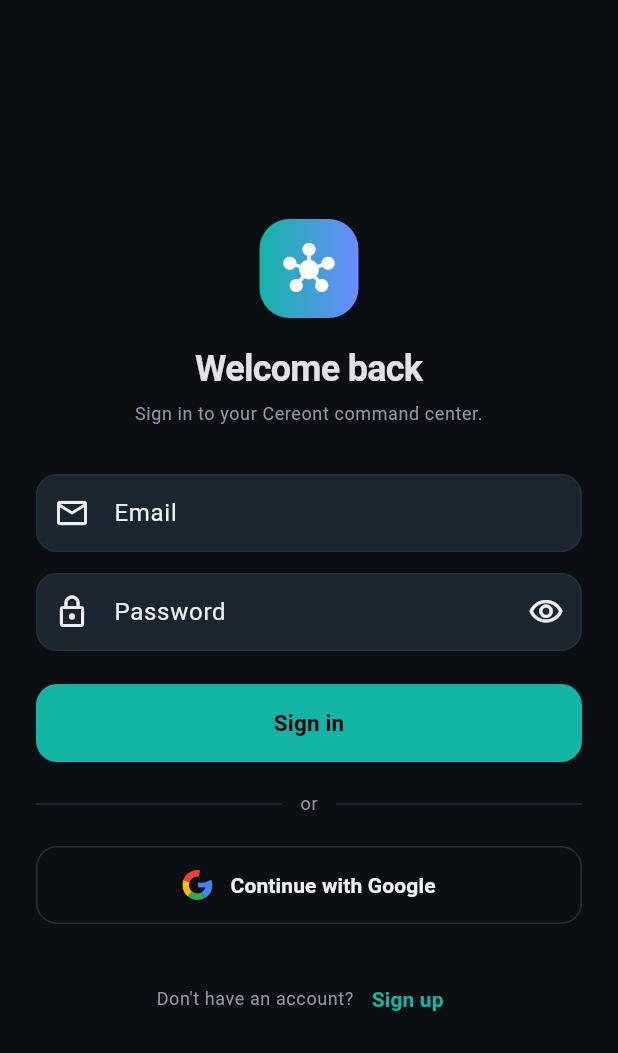
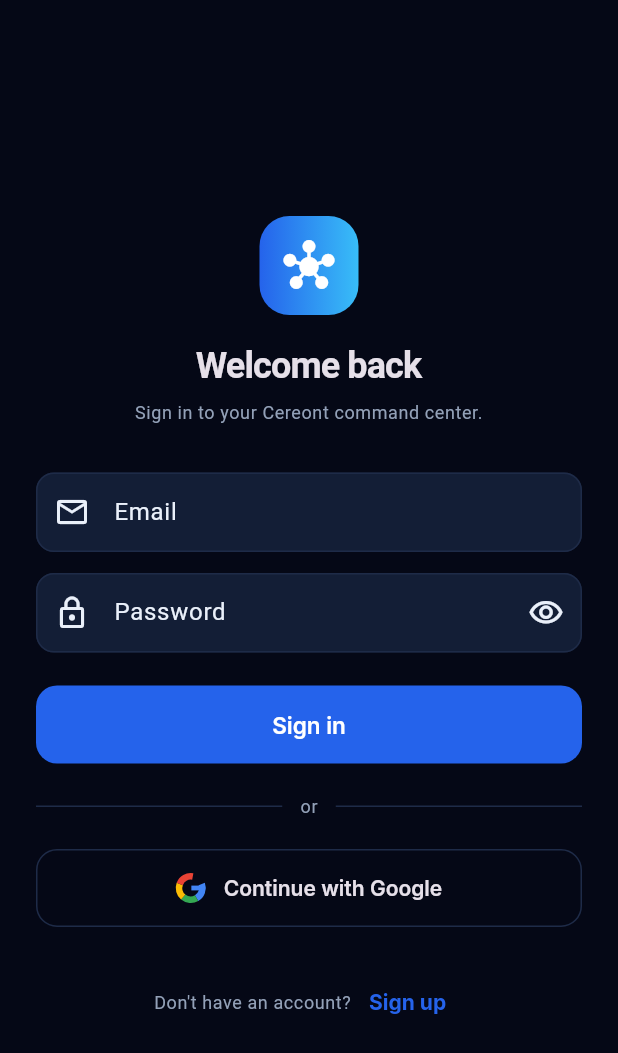
Before and after one commit to kilimoconnect/cereont-app, a Flutter app: the screen it shows after launch, on a phone screen of 412 x 824 dp. Shown: the top 1053 px of the screen. Run offline on Flutter 3.47's test engine with Material 3 defaults, Android fonts, the phone set to English and light mode, and no system bars; our stand-ins replace supabase_flutter; accounts and stored records are empty.

Commit message:
Modern professional redesign: navy/blue identity + Inter font + refined components
- New design system aligned to the marketing site: deep navy #050816 bg,
  blue #2563EB primary, cyan #38BDF8 accent (Linear/Stripe feel)
- Bundle Inter font (400/500/600/700); tuned type scale with tight headings
- Refined component themes: cards, buttons, inputs, chips, nav bar, dialogs,
  sheets, snackbars, tooltips, switches
- Navy native splash/window background; matching system bars
- Harmonised category + priority/status colors to the new palette
- Re-analyse after deletes: deleting a project/task or archiving now refreshes
  the business health/brief (debounced); deleting a project drops its tasks

```diff
--- a/lib/main.dart
+++ b/lib/main.dart
@@ -1,4 +1,5 @@
 import 'package:flutter/material.dart';
+import 'package:flutter/services.dart';
 import 'package:provider/provider.dart';
 import 'package:supabase_flutter/supabase_flutter.dart';
 
@@ -9,6 +10,7 @@
 
 Future<void> main() async {
   WidgetsFlutterBinding.ensureInitialized();
+  SystemChrome.setSystemUIOverlayStyle(AppTheme.darkOverlay);
 
   // Only initialize Supabase when real credentials are present so the app can
   // still launch (into a setup screen) before it is configured.
--- a/lib/models/enums.dart
+++ b/lib/models/enums.dart
@@ -20,13 +20,13 @@
   Color get color {
     switch (this) {
       case Priority.critical:
-        return const Color(0xFFE5484D);
+        return const Color(0xFFEF4444);
       case Priority.high:
-        return const Color(0xFFF5A524);
+        return const Color(0xFFF59E0B);
       case Priority.medium:
-        return const Color(0xFF3E9EFF);
+        return const Color(0xFF2563EB);
       case Priority.low:
-        return const Color(0xFF7C8598);
+        return const Color(0xFF94A3B8);
     }
   }
 
@@ -106,15 +106,15 @@
   Color get color {
     switch (this) {
       case TaskStatus.open:
-        return const Color(0xFF7C8598);
+        return const Color(0xFF94A3B8);
       case TaskStatus.inProgress:
-        return const Color(0xFF3E9EFF);
+        return const Color(0xFF2563EB);
       case TaskStatus.blocked:
-        return const Color(0xFFE5484D);
+        return const Color(0xFFEF4444);
       case TaskStatus.done:
-        return const Color(0xFF30A46C);
+        return const Color(0xFF22C55E);
       case TaskStatus.cancelled:
-        return const Color(0xFF7C8598);
+        return const Color(0xFF94A3B8);
     }
   }
 }
--- a/lib/screens/memory/memory_hub_screen.dart
+++ b/lib/screens/memory/memory_hub_screen.dart
@@ -24,27 +24,27 @@
 
     final tiles = <_HubTile>[
       _HubTile('Customers', Icons.people_alt_outlined, '${state.customers.length}',
-          const Color(0xFF6C8CFF), const CustomersScreen()),
+          const Color(0xFF2563EB), const CustomersScreen()),
       _HubTile('Suppliers', Icons.local_shipping_outlined,
-          '${state.suppliers.length}', const Color(0xFF13B5A6),
+          '${state.suppliers.length}', const Color(0xFF38BDF8),
           const SuppliersScreen()),
       _HubTile('Products', Icons.inventory_2_outlined,
-          '${state.products.length}', const Color(0xFFF5A524),
+          '${state.products.length}', const Color(0xFFF59E0B),
           const ProductsScreen()),
       _HubTile('Projects', Icons.folder_special_outlined,
-          '${state.projects.length}', const Color(0xFF30A46C),
+          '${state.projects.length}', const Color(0xFF22C55E),
           const ProjectsScreen()),
       _HubTile('Meetings', Icons.record_voice_over_outlined,
-          '${state.meetings.length}', const Color(0xFFE5484D),
+          '${state.meetings.length}', const Color(0xFFEF4444),
           const MeetingsScreen()),
       _HubTile('Calendar', Icons.calendar_month_outlined,
-          '${state.todaysEvents.length}', const Color(0xFF9C6CFF),
+          '${state.todaysEvents.length}', const Color(0xFF8B5CF6),
           const CalendarScreen()),
       _HubTile('Timeline', Icons.history_outlined,
-          '${state.timeline.length}', const Color(0xFF00A2C7),
+          '${state.timeline.length}', const Color(0xFF0EA5E9),
           const TimelineScreen()),
       _HubTile('Company', Icons.business_outlined, '',
-          const Color(0xFF8C99A8), const CompanyProfileScreen()),
+          const Color(0xFF94A3B8), const CompanyProfileScreen()),
     ];
 
     return Scaffold(
--- a/lib/state/app_state.dart
+++ b/lib/state/app_state.dart
@@ -1,3 +1,5 @@
+import 'dart:async';
+
 import 'package:flutter/foundation.dart';
 
 import '../models/business.dart';
@@ -168,6 +170,24 @@
     notifyListeners();
   }
 
+  /// Re-runs the business analysis after the data changes (e.g. something was
+  /// deleted or archived) so the dashboard health, brief and priorities reflect
+  /// only what's still there. Debounced so a burst of edits triggers one pass.
+  Timer? _reanalyseTimer;
+  void reanalyse() {
+    if (!ready || companyId == null) return;
+    _reanalyseTimer?.cancel();
+    _reanalyseTimer = Timer(const Duration(milliseconds: 700), () {
+      loadBrief(force: true);
+    });
+  }
+
+  @override
+  void dispose() {
+    _reanalyseTimer?.cancel();
+    super.dispose();
+  }
+
   /// Generates the executive brief via the LLM, falling back to the offline
   /// engine. Cached until [force]d (e.g. pull-to-refresh).
   Future<void> loadBrief({bool force = false}) async {
@@ -310,6 +330,7 @@
     tasks.removeWhere((x) => x.id == t.id);
     notifyListeners();
     if (companyId != null) _persist(() => repo.deleteTask(t.id));
+    reanalyse();
   }
 
   // ---- Email mutations -------------------------------------------------
@@ -568,12 +589,17 @@
     p.archived = archived;
     notifyListeners();
     if (companyId != null) _persist(() => repo.updateProject(p));
+    reanalyse();
   }
 
   void deleteProject(Project p) {
     projects.removeWhere((x) => x.id == p.id);
+    // Drop any tasks that belonged to the deleted project so the analysis and
+    // task views don't keep counting orphans.
+    tasks.removeWhere((t) => t.relatedProjectId == p.id);
     notifyListeners();
     if (companyId != null) _persist(() => repo.deleteProject(p.id));
+    reanalyse();
   }
 
   /// Quick, detail-free health used for hub cards (task + status based).
--- a/lib/theme/app_theme.dart
+++ b/lib/theme/app_theme.dart
@@ -1,159 +1,302 @@
 import 'package:flutter/material.dart';
+import 'package:flutter/services.dart';
 
-/// Cereont's visual identity — a calm, executive dark palette with a
-/// signature teal accent, plus a matching light theme.
+/// Cereont's visual identity — a modern, professional dark palette aligned with
+/// the marketing site: deep navy surfaces, a confident blue primary and a cyan
+/// accent (Linear / Stripe / OpenAI feel), set in Inter.
 class AppColors {
-  static const Color brand = Color(0xFF13B5A6); // Cereont teal
-  static const Color brandDeep = Color(0xFF0E8C82);
-  static const Color accent = Color(0xFF6C8CFF);
+  // Brand — kept under the historic `brand`/`accent` names so every screen that
+  // already references them picks up the new identity automatically.
+  static const Color brand = Color(0xFF2563EB); // primary blue
+  static const Color brandDeep = Color(0xFF1D4ED8);
+  static const Color accent = Color(0xFF38BDF8); // cyan
 
-  // Dark surfaces
-  static const Color bgDark = Color(0xFF0B0F14);
-  static const Color surfaceDark = Color(0xFF131A22);
-  static const Color surfaceDark2 = Color(0xFF1B2530);
-  static const Color borderDark = Color(0xFF243040);
-  static const Color textDark = Color(0xFFECF1F6);
-  static const Color mutedDark = Color(0xFF8C99A8);
+  // Dark surfaces (deep navy)
+  static const Color bgDark = Color(0xFF050816);
+  static const Color surfaceDark = Color(0xFF0C1426);
+  static const Color surfaceDark2 = Color(0xFF131E36);
+  static const Color borderDark = Color(0xFF1E2B48);
+  static const Color textDark = Color(0xFFEAF0FA);
+  static const Color mutedDark = Color(0xFF93A1B8);
 
   // Light surfaces
-  static const Color bgLight = Color(0xFFF4F6F9);
+  static const Color bgLight = Color(0xFFF5F7FB);
   static const Color surfaceLight = Color(0xFFFFFFFF);
-  static const Color borderLight = Color(0xFFE2E7EE);
-  static const Color textLight = Color(0xFF141A21);
-  static const Color mutedLight = Color(0xFF64707E);
+  static const Color surfaceLight2 = Color(0xFFEEF2F8);
+  static const Color borderLight = Color(0xFFE1E7F0);
+  static const Color textLight = Color(0xFF0B1220);
+  static const Color mutedLight = Color(0xFF5B6779);
+
+  // Semantic (shared across themes)
+  static const Color success = Color(0xFF22C55E);
+  static const Color warning = Color(0xFFF59E0B);
+  static const Color danger = Color(0xFFEF4444);
 }
 
 class AppTheme {
+  static const _font = 'Inter';
+
+  /// System UI overlay so the status/nav bars match the app chrome.
+  static const SystemUiOverlayStyle darkOverlay = SystemUiOverlayStyle(
+    statusBarColor: Colors.transparent,
+    statusBarIconBrightness: Brightness.light,
+    systemNavigationBarColor: AppColors.bgDark,
+    systemNavigationBarIconBrightness: Brightness.light,
+  );
+
   static ThemeData get dark {
     final base = ThemeData.dark(useMaterial3: true);
     final scheme = const ColorScheme.dark(
       primary: AppColors.brand,
+      onPrimary: Colors.white,
       secondary: AppColors.accent,
+      onSecondary: Color(0xFF04121F),
       surface: AppColors.surfaceDark,
       onSurface: AppColors.textDark,
+      error: AppColors.danger,
+      outline: AppColors.borderDark,
     );
-    return base.copyWith(
-      scaffoldBackgroundColor: AppColors.bgDark,
-      colorScheme: scheme,
-      textTheme: _text(base.textTheme, AppColors.textDark, AppColors.mutedDark),
-      cardTheme: CardThemeData(
-        color: AppColors.surfaceDark,
-        elevation: 0,
-        margin: EdgeInsets.zero,
-        shape: RoundedRectangleBorder(
-          borderRadius: BorderRadius.circular(18),
-          side: const BorderSide(color: AppColors.borderDark),
-        ),
-      ),
-      appBarTheme: const AppBarTheme(
-        backgroundColor: AppColors.bgDark,
-        elevation: 0,
-        scrolledUnderElevation: 0,
-        centerTitle: false,
-        foregroundColor: AppColors.textDark,
-      ),
-      dividerColor: AppColors.borderDark,
-      chipTheme: _chip(AppColors.surfaceDark2, AppColors.borderDark),
-      inputDecorationTheme: _input(AppColors.surfaceDark2, AppColors.borderDark),
-      bottomNavigationBarTheme: const BottomNavigationBarThemeData(
-        backgroundColor: AppColors.surfaceDark,
-        selectedItemColor: AppColors.brand,
-        unselectedItemColor: AppColors.mutedDark,
-      ),
-      floatingActionButtonTheme: const FloatingActionButtonThemeData(
-        backgroundColor: AppColors.brand,
-        foregroundColor: Colors.white,
-      ),
+    return _common(
+      base,
+      scheme,
+      bg: AppColors.bgDark,
+      surface: AppColors.surfaceDark,
+      surface2: AppColors.surfaceDark2,
+      border: AppColors.borderDark,
+      text: AppColors.textDark,
+      muted: AppColors.mutedDark,
     );
   }
 
   static ThemeData get light {
     final base = ThemeData.light(useMaterial3: true);
     final scheme = const ColorScheme.light(
-      primary: AppColors.brandDeep,
-      secondary: AppColors.accent,
+      primary: AppColors.brand,
+      onPrimary: Colors.white,
+      secondary: AppColors.brandDeep,
+      onSecondary: Colors.white,
       surface: AppColors.surfaceLight,
       onSurface: AppColors.textLight,
+      error: AppColors.danger,
+      outline: AppColors.borderLight,
     );
+    return _common(
+      base,
+      scheme,
+      bg: AppColors.bgLight,
+      surface: AppColors.surfaceLight,
+      surface2: AppColors.surfaceLight2,
+      border: AppColors.borderLight,
+      text: AppColors.textLight,
+      muted: AppColors.mutedLight,
+    );
+  }
+
+  static ThemeData _common(
+    ThemeData base,
+    ColorScheme scheme, {
+    required Color bg,
+    required Color surface,
+    required Color surface2,
+    required Color border,
+    required Color text,
+    required Color muted,
+  }) {
+    final textTheme = _text(base.textTheme, text, muted);
     return base.copyWith(
-      scaffoldBackgroundColor: AppColors.bgLight,
+      scaffoldBackgroundColor: bg,
       colorScheme: scheme,
-      textTheme:
-          _text(base.textTheme, AppColors.textLight, AppColors.mutedLight),
+      textTheme: textTheme,
+      primaryTextTheme: textTheme,
+      canvasColor: bg,
+      dividerColor: border,
+      dividerTheme: DividerThemeData(color: border, thickness: 1, space: 1),
+      splashFactory: InkSparkle.splashFactory,
       cardTheme: CardThemeData(
-        color: AppColors.surfaceLight,
+        color: surface,
         elevation: 0,
         margin: EdgeInsets.zero,
+        clipBehavior: Clip.antiAlias,
         shape: RoundedRectangleBorder(
-          borderRadius: BorderRadius.circular(18),
-          side: const BorderSide(color: AppColors.borderLight),
+          borderRadius: BorderRadius.circular(16),
+          side: BorderSide(color: border),
         ),
       ),
-      appBarTheme: const AppBarTheme(
-        backgroundColor: AppColors.bgLight,
+      appBarTheme: AppBarTheme(
+        backgroundColor: bg,
+        surfaceTintColor: Colors.transparent,
         elevation: 0,
         scrolledUnderElevation: 0,
         centerTitle: false,
-        foregroundColor: AppColors.textLight,
+        foregroundColor: text,
+        titleTextStyle: textTheme.titleLarge?.copyWith(fontSize: 19),
+        systemOverlayStyle:
+            bg == AppColors.bgDark ? darkOverlay : SystemUiOverlayStyle.dark,
       ),
-      dividerColor: AppColors.borderLight,
-      chipTheme: _chip(const Color(0xFFEDF1F6), AppColors.borderLight),
-      inputDecorationTheme:
-          _input(AppColors.surfaceLight, AppColors.borderLight),
-      bottomNavigationBarTheme: const BottomNavigationBarThemeData(
-        backgroundColor: AppColors.surfaceLight,
-        selectedItemColor: AppColors.brandDeep,
-        unselectedItemColor: AppColors.mutedLight,
+      chipTheme: _chip(surface2, border, text),
+      inputDecorationTheme: _input(surface2, border, muted),
+      filledButtonTheme: FilledButtonThemeData(style: _filled()),
+      elevatedButtonTheme: ElevatedButtonThemeData(style: _filled()),
+      outlinedButtonTheme: OutlinedButtonThemeData(
+        style: OutlinedButton.styleFrom(
+          foregroundColor: text,
+          side: BorderSide(color: border),
+          minimumSize: const Size(0, 48),
+          padding: const EdgeInsets.symmetric(horizontal: 18),
+          shape: RoundedRectangleBorder(
+            borderRadius: BorderRadius.circular(12),
+          ),
+          textStyle: const TextStyle(
+              fontFamily: _font, fontWeight: FontWeight.w600, fontSize: 14),
+        ),
       ),
-      floatingActionButtonTheme: const FloatingActionButtonThemeData(
-        backgroundColor: AppColors.brandDeep,
+      textButtonTheme: TextButtonThemeData(
+        style: TextButton.styleFrom(
+          foregroundColor: AppColors.brand,
+          textStyle: const TextStyle(
+              fontFamily: _font, fontWeight: FontWeight.w600, fontSize: 14),
+        ),
+      ),
+      floatingActionButtonTheme: FloatingActionButtonThemeData(
+        backgroundColor: AppColors.brand,
         foregroundColor: Colors.white,
+        elevation: 2,
+        highlightElevation: 4,
+        shape:
+            RoundedRectangleBorder(borderRadius: BorderRadius.circular(16)),
+      ),
+      navigationBarTheme: NavigationBarThemeData(
+        backgroundColor: surface,
+        surfaceTintColor: Colors.transparent,
+        indicatorColor: AppColors.brand.withValues(alpha: 0.16),
+        elevation: 0,
+        height: 66,
+        labelBehavior: NavigationDestinationLabelBehavior.alwaysShow,
+        iconTheme: WidgetStateProperty.resolveWith((s) => IconThemeData(
+              color: s.contains(WidgetState.selected) ? AppColors.brand : muted,
+              size: 24,
+            )),
+        labelTextStyle: WidgetStateProperty.resolveWith((s) => TextStyle(
+              fontFamily: _font,
+              fontSize: 11,
+              fontWeight: FontWeight.w600,
+              color: s.contains(WidgetState.selected) ? AppColors.brand : muted,
+            )),
+      ),
+      listTileTheme: ListTileThemeData(
+        iconColor: muted,
+        textColor: text,
+        shape:
+            RoundedRectangleBorder(borderRadius: BorderRadius.circular(12)),
+      ),
+      snackBarTheme: SnackBarThemeData(
+        behavior: SnackBarBehavior.floating,
+        backgroundColor: surface2,
+        contentTextStyle: TextStyle(fontFamily: _font, color: text),
+        shape:
+            RoundedRectangleBorder(borderRadius: BorderRadius.circular(12)),
+      ),
+      dialogTheme: DialogThemeData(
+        backgroundColor: surface,
+        surfaceTintColor: Colors.transparent,
+        shape:
+            RoundedRectangleBorder(borderRadius: BorderRadius.circular(20)),
+      ),
+      bottomSheetTheme: BottomSheetThemeData(
+        backgroundColor: surface,
+        surfaceTintColor: Colors.transparent,
+        shape: const RoundedRectangleBorder(
+          borderRadius: BorderRadius.vertical(top: Radius.circular(22)),
+        ),
+      ),
+      progressIndicatorTheme:
+          const ProgressIndicatorThemeData(color: AppColors.brand),
+      switchTheme: SwitchThemeData(
+        thumbColor: WidgetStateProperty.resolveWith((s) =>
+            s.contains(WidgetState.selected) ? Colors.white : muted),
+        trackColor: WidgetStateProperty.resolveWith((s) =>
+            s.contains(WidgetState.selected) ? AppColors.brand : surface2),
+      ),
+      tooltipTheme: TooltipThemeData(
+        decoration: BoxDecoration(
+          color: surface2,
+          borderRadius: BorderRadius.circular(8),
+          border: Border.all(color: border),
+        ),
+        textStyle: TextStyle(fontFamily: _font, color: text, fontSize: 12),
       ),
     );
   }
 
+  static ButtonStyle _filled() => FilledButton.styleFrom(
+        backgroundColor: AppColors.brand,
+        foregroundColor: Colors.white,
+        disabledBackgroundColor: AppColors.brand.withValues(alpha: 0.4),
+        minimumSize: const Size(0, 48),
+        padding: const EdgeInsets.symmetric(horizontal: 20),
+        elevation: 0,
+        shape: RoundedRectangleBorder(borderRadius: BorderRadius.circular(12)),
+        textStyle: const TextStyle(
+            fontFamily: _font, fontWeight: FontWeight.w600, fontSize: 14.5),
+      );
+
   static TextTheme _text(TextTheme base, Color color, Color muted) {
-    return base
-        .apply(bodyColor: color, displayColor: color)
-        .copyWith(
-          headlineSmall: base.headlineSmall?.copyWith(
-            fontWeight: FontWeight.w700,
-            letterSpacing: -0.5,
-          ),
-          titleLarge: base.titleLarge?.copyWith(fontWeight: FontWeight.w700),
-          titleMedium: base.titleMedium?.copyWith(fontWeight: FontWeight.w600),
-          bodySmall: base.bodySmall?.copyWith(color: muted),
+    return base.apply(fontFamily: _font, bodyColor: color, displayColor: color).copyWith(
+          displaySmall: base.displaySmall
+              ?.copyWith(fontWeight: FontWeight.w700, letterSpacing: -1.0),
+          headlineMedium: base.headlineMedium
+              ?.copyWith(fontWeight: FontWeight.w700, letterSpacing: -0.8),
+          headlineSmall: base.headlineSmall
+              ?.copyWith(fontWeight: FontWeight.w700, letterSpacing: -0.6),
+          titleLarge: base.titleLarge
+              ?.copyWith(fontWeight: FontWeight.w700, letterSpacing: -0.3),
+          titleMedium: base.titleMedium
+              ?.copyWith(fontWeight: FontWeight.w600, letterSpacing: -0.2),
+          titleSmall: base.titleSmall?.copyWith(fontWeight: FontWeight.w600),
+          bodyLarge: base.bodyLarge?.copyWith(height: 1.45),
+          bodyMedium: base.bodyMedium?.copyWith(height: 1.45),
+          bodySmall: base.bodySmall?.copyWith(color: muted, height: 1.4),
+          labelLarge: base.labelLarge?.copyWith(fontWeight: FontWeight.w600),
         );
   }
 
-  static ChipThemeData _chip(Color bg, Color border) {
+  static ChipThemeData _chip(Color bg, Color border, Color text) {
     return ChipThemeData(
       backgroundColor: bg,
       side: BorderSide(color: border),
-      shape:
-          RoundedRectangleBorder(borderRadius: BorderRadius.circular(999)),
-      labelStyle: const TextStyle(fontSize: 12, fontWeight: FontWeight.w600),
-      padding: const EdgeInsets.symmetric(horizontal: 6, vertical: 2),
+      shape: RoundedRectangleBorder(borderRadius: BorderRadius.circular(999)),
+      labelStyle: TextStyle(
+          fontFamily: _font,
+          fontSize: 12.5,
+          fontWeight: FontWeight.w600,
+          color: text),
+      padding: const EdgeInsets.symmetric(horizontal: 10, vertical: 4),
     );
   }
 
-  static InputDecorationTheme _input(Color fill, Color border) {
+  static InputDecorationTheme _input(Color fill, Color border, Color muted) {
     return InputDecorationTheme(
       filled: true,
       fillColor: fill,
+      hintStyle:
+          TextStyle(fontFamily: _font, color: muted.withValues(alpha: 0.8)),
       contentPadding:
-          const EdgeInsets.symmetric(horizontal: 16, vertical: 14),
+          const EdgeInsets.symmetric(horizontal: 16, vertical: 15),
       border: OutlineInputBorder(
-        borderRadius: BorderRadius.circular(14),
+        borderRadius: BorderRadius.circular(12),
         borderSide: BorderSide(color: border),
       ),
       enabledBorder: OutlineInputBorder(
-        borderRadius: BorderRadius.circular(14),
+        borderRadius: BorderRadius.circular(12),
         borderSide: BorderSide(color: border),
       ),
       focusedBorder: OutlineInputBorder(
-        borderRadius: BorderRadius.circular(14),
-        borderSide: const BorderSide(color: AppColors.brand, width: 1.5),
+        borderRadius: BorderRadius.circular(12),
+        borderSide: const BorderSide(color: AppColors.brand, width: 1.6),
+      ),
+      errorBorder: OutlineInputBorder(
+        borderRadius: BorderRadius.circular(12),
+        borderSide: const BorderSide(color: AppColors.danger),
       ),
     );
   }
```
Also changed, not shown: pubspec.yaml (+12 -0 lines), assets/fonts/Inter-Bold.ttf (added), assets/fonts/Inter-Medium.ttf (added), assets/fonts/Inter-Regular.ttf (added), assets/fonts/Inter-SemiBold.ttf (added), 5 other files.
